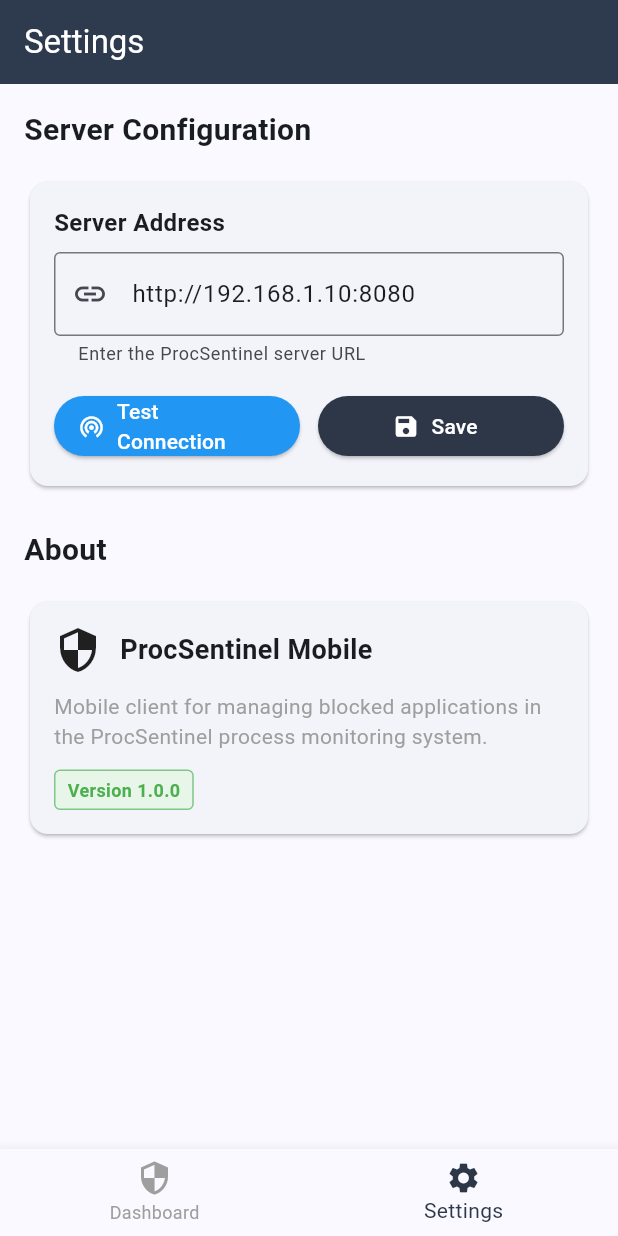
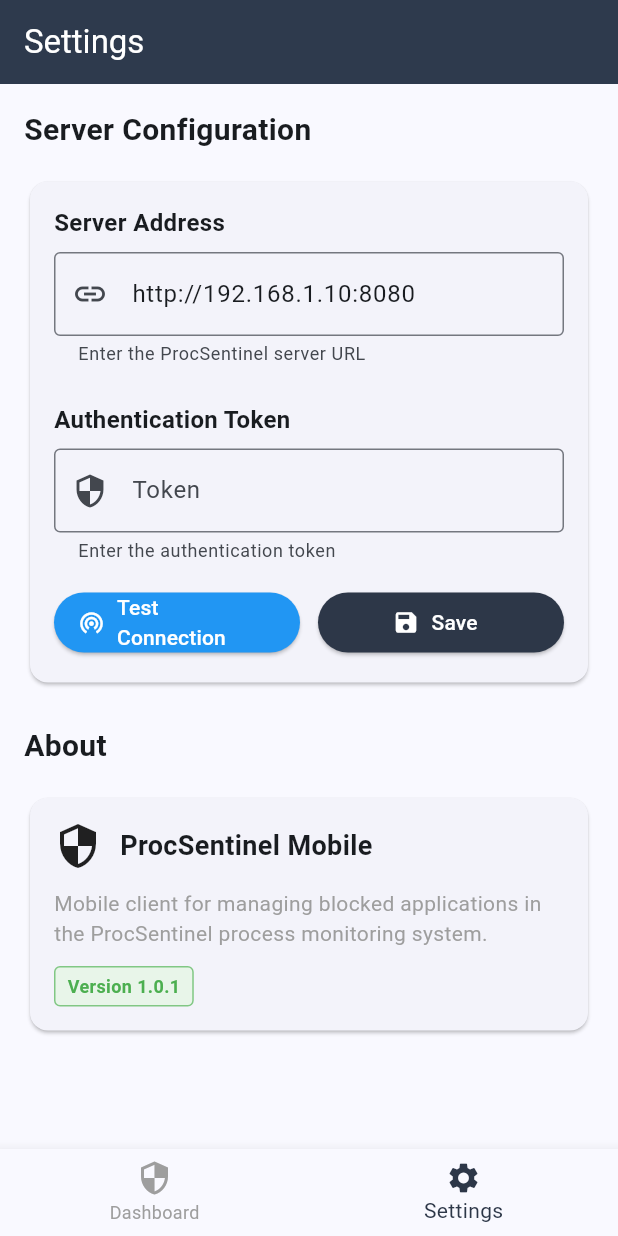
Before and after one commit to ursoaia-edu/guardian, a Flutter app: the screen it shows after launch, item 2 of the bottom bar chosen, on a phone screen of 412 x 824 dp. Run offline on Flutter 3.47's test engine with Material 3 defaults, Android fonts, the phone set to English and light mode, and no system bars; our stand-ins replace shared_preferences; network calls fail.

Commit message:
add token auth

```diff
--- /dev/null
+++ b/mobile/devtools_options.yaml
@@ -0,0 +1,3 @@
+description: This file stores settings for Dart & Flutter DevTools.
+documentation: https://docs.flutter.dev/tools/devtools/extensions#configure-extension-enablement-states
+extensions:
--- a/mobile/lib/screens/settings_screen.dart
+++ b/mobile/lib/screens/settings_screen.dart
@@ -12,6 +12,7 @@ class SettingsScreen extends StatefulWidget {
 class _SettingsScreenState extends State<SettingsScreen> {
   final TextEditingController _serverAddressController =
       TextEditingController();
+  final TextEditingController _tokenController = TextEditingController();
   final SettingsService _settingsService = SettingsService();
   bool _isLoading = true;
   bool _isSaving = false;
@@ -25,11 +26,14 @@ class _SettingsScreenState extends State<SettingsScreen> {
   Future<void> _loadSettings() async {
     try {
       final serverAddress = await _settingsService.getServerAddress();
+      final token = await _settingsService.getToken();
       _serverAddressController.text = serverAddress;
+      _tokenController.text = token ?? '';
     } catch (e) {
       if (mounted) {
         ScaffoldMessenger.of(context).showSnackBar(
           SnackBar(
+            duration: const Duration(milliseconds: 500),
             content: Text('Error loading settings: $e'),
             backgroundColor: Colors.red,
           ),
@@ -51,6 +55,7 @@ class _SettingsScreenState extends State<SettingsScreen> {
 
     try {
       final serverAddress = _serverAddressController.text.trim();
+      final token = _tokenController.text.trim();
 
       // Basic validation
       if (serverAddress.isEmpty) {
@@ -63,10 +68,12 @@ class _SettingsScreenState extends State<SettingsScreen> {
       }
 
       await _settingsService.setServerAddress(serverAddress);
+      await _settingsService.setToken(token.isEmpty ? null : token);
 
       if (mounted) {
         ScaffoldMessenger.of(context).showSnackBar(
           const SnackBar(
+            duration: Duration(milliseconds: 500),
             content: Text('Settings saved successfully'),
             backgroundColor: Colors.green,
           ),
@@ -76,6 +83,7 @@ class _SettingsScreenState extends State<SettingsScreen> {
       if (mounted) {
         ScaffoldMessenger.of(context).showSnackBar(
           SnackBar(
+            duration: const Duration(milliseconds: 500),
             content: Text('Error saving settings: $e'),
             backgroundColor: Colors.red,
           ),
@@ -96,6 +104,7 @@ class _SettingsScreenState extends State<SettingsScreen> {
     if (serverAddress.isEmpty) {
       ScaffoldMessenger.of(context).showSnackBar(
         const SnackBar(
+          duration: Duration(milliseconds: 500),
           content: Text('Please enter a server address first'),
           backgroundColor: Colors.orange,
         ),
@@ -113,6 +122,7 @@ class _SettingsScreenState extends State<SettingsScreen> {
       if (mounted) {
         ScaffoldMessenger.of(context).showSnackBar(
           SnackBar(
+            duration: const Duration(milliseconds: 500),
             content: Text(
               isConnected
                   ? 'Connection successful!'
@@ -126,6 +136,7 @@ class _SettingsScreenState extends State<SettingsScreen> {
       if (mounted) {
         ScaffoldMessenger.of(context).showSnackBar(
           SnackBar(
+            duration: const Duration(milliseconds: 500),
             content: Text('Connection test failed: $e'),
             backgroundColor: Colors.red,
           ),
@@ -143,6 +154,7 @@ class _SettingsScreenState extends State<SettingsScreen> {
   @override
   void dispose() {
     _serverAddressController.dispose();
+    _tokenController.dispose();
     super.dispose();
   }
 
@@ -152,14 +164,18 @@ class _SettingsScreenState extends State<SettingsScreen> {
       appBar: AppBar(title: const Text('Settings')),
       body: _isLoading
           ? const Center(child: CircularProgressIndicator())
-          : Padding(
+          : SingleChildScrollView(
+              child: Padding(
                 padding: const EdgeInsets.all(16.0),
                 child: Column(
                   crossAxisAlignment: CrossAxisAlignment.start,
                   children: [
                     const Text(
                       'Server Configuration',
-                    style: TextStyle(fontSize: 20, fontWeight: FontWeight.bold),
+                      style: TextStyle(
+                        fontSize: 20,
+                        fontWeight: FontWeight.bold,
+                      ),
                     ),
                     const SizedBox(height: 16),
                     Card(
@@ -187,12 +203,34 @@ class _SettingsScreenState extends State<SettingsScreen> {
                               keyboardType: TextInputType.url,
                               enabled: !_isSaving,
                             ),
+                            const SizedBox(height: 24),
+                            const Text(
+                              'Authentication Token',
+                              style: TextStyle(
+                                fontSize: 16,
+                                fontWeight: FontWeight.w600,
+                              ),
+                            ),
+                            const SizedBox(height: 8),
+                            TextField(
+                              controller: _tokenController,
+                              decoration: const InputDecoration(
+                                hintText: 'Token',
+                                prefixIcon: Icon(Icons.security),
+                                border: OutlineInputBorder(),
+                                helperText: 'Enter the authentication token',
+                              ),
+                              obscureText: true,
+                              enabled: !_isSaving,
+                            ),
                             const SizedBox(height: 16),
                             Row(
                               children: [
                                 Expanded(
                                   child: ElevatedButton.icon(
-                                  onPressed: _isSaving ? null : _testConnection,
+                                    onPressed: _isSaving
+                                        ? null
+                                        : _testConnection,
                                     icon: _isSaving
                                         ? const SizedBox(
                                             width: 16,
@@ -238,7 +276,10 @@ class _SettingsScreenState extends State<SettingsScreen> {
                     const SizedBox(height: 24),
                     const Text(
                       'About',
-                    style: TextStyle(fontSize: 20, fontWeight: FontWeight.bold),
+                      style: TextStyle(
+                        fontSize: 20,
+                        fontWeight: FontWeight.bold,
+                      ),
                     ),
                     const SizedBox(height: 16),
                     Card(
@@ -263,7 +304,10 @@ class _SettingsScreenState extends State<SettingsScreen> {
                             const SizedBox(height: 12),
                             const Text(
                               'Mobile client for managing blocked applications in the ProcSentinel process monitoring system.',
-                            style: TextStyle(fontSize: 14, color: Colors.grey),
+                              style: TextStyle(
+                                fontSize: 14,
+                                color: Colors.grey,
+                              ),
                             ),
                             const SizedBox(height: 12),
                             Container(
@@ -274,10 +318,12 @@ class _SettingsScreenState extends State<SettingsScreen> {
                               decoration: BoxDecoration(
                                 color: Colors.green.shade50,
                                 borderRadius: BorderRadius.circular(4),
-                              border: Border.all(color: Colors.green.shade300),
+                                border: Border.all(
+                                  color: Colors.green.shade300,
+                                ),
                               ),
                               child: const Text(
-                              'Version 1.0.0',
+                                'Version 1.0.1',
                                 style: TextStyle(
                                   fontSize: 12,
                                   color: Colors.green,
@@ -292,6 +338,7 @@ class _SettingsScreenState extends State<SettingsScreen> {
                   ],
                 ),
               ),
+            ),
     );
   }
 }
--- a/mobile/pubspec.yaml
+++ b/mobile/pubspec.yaml
@@ -16,7 +16,7 @@ publish_to: 'none' # Remove this line if you wish to publish to pub.dev
 # https://developer.apple.com/library/archive/documentation/General/Reference/InfoPlistKeyReference/Articles/CoreFoundationKeys.html
 # In Windows, build-name is used as the major, minor, and patch parts
 # of the product and file versions while build-number is used as the build suffix.
-version: 1.0.0+1
+version: 1.0.1+1
 
 environment:
   sdk: ^3.9.2
```
Also changed, not shown: mobile/lib/screens/home_screen.dart (+49 -30 lines), mobile/lib/services/settings_service.dart (+47 -7 lines), 3 other files. Lines whose indentation alone changed are shown as unchanged.
